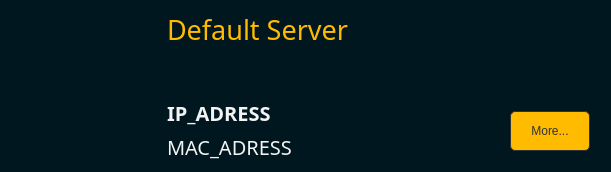
Above: OBJWidget.ui from GazButane/LAN_Scanner before the change. Below: the same form after it.
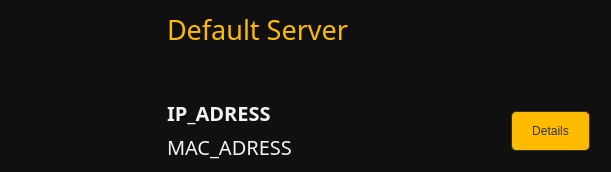
That is the form after the change. Icons and pictures are not drawn.

Diff of the .ui file:
```diff
--- a/OBJWidget.ui
+++ b/OBJWidget.ui
@@ -23,7 +23,7 @@
    <string notr="true">QWidget{
 
 color: #F3F3F3;
-background-color: #00171F;
+background-color: #101010;
 border-radius: 15px;
 
 }</string>
@@ -174,7 +174,7 @@
 }</string>
          </property>
          <property name="text">
-          <string>More...</string>
+          <string>Details</string>
          </property>
         </widget>
        </item>
```
